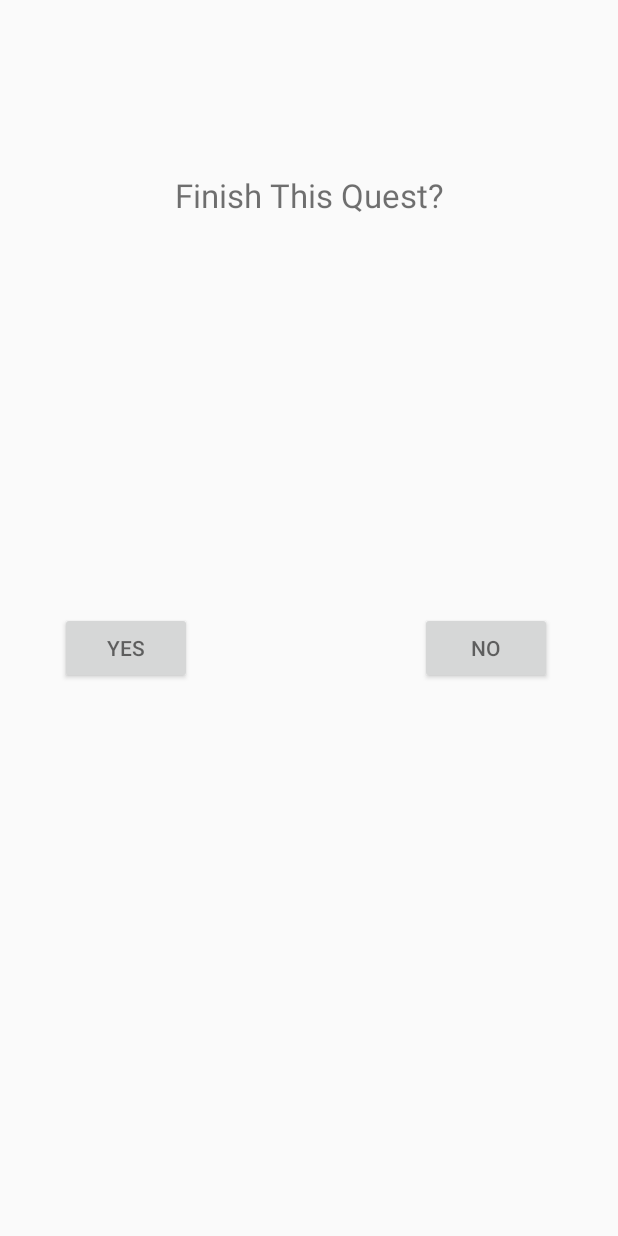
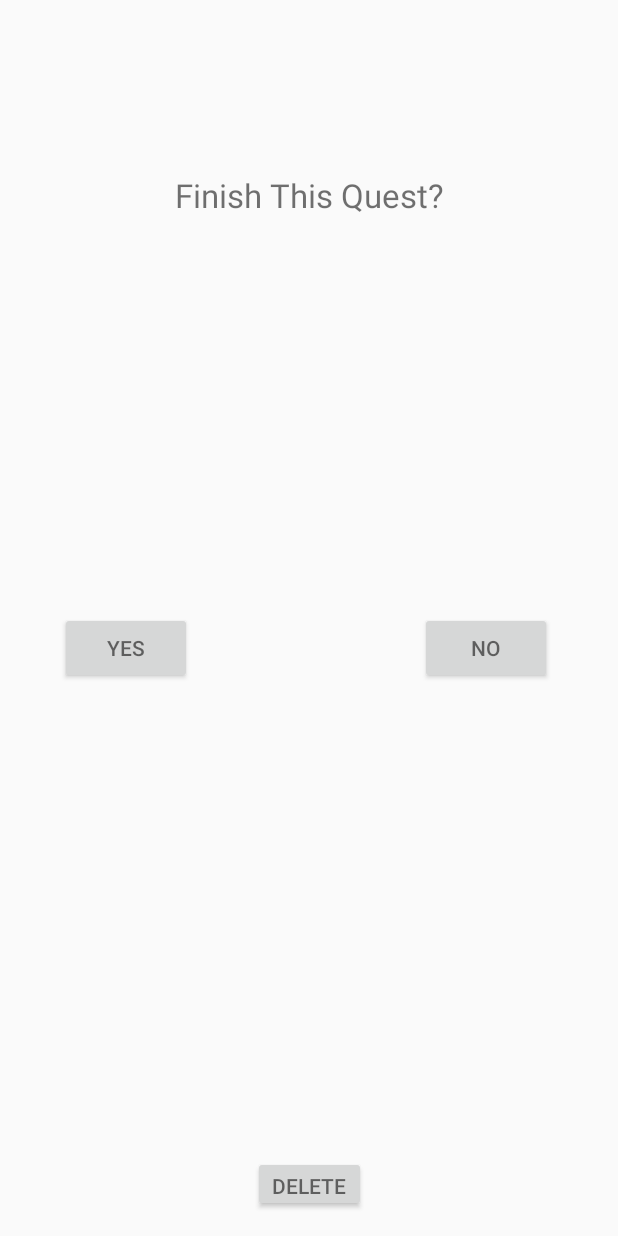
Before and after one commit to mbond99/dailyQuest, an Android app: the QuestActivity screen opened directly, with no data from a screen before it, on a phone screen of 412 x 824 dp. Run offline under Robolectric (Android 15) with nearby library versions, the phone set to English and light mode, and no system bars; libraries missing offline, so code that uses them is left out: com.alamkanak.weekview; 1 statement that could not run was skipped.

Commit message:
Updated Quest class and added functionality to QuestActivity

```diff
--- a/app/src/main/java/com/example/dailyquest/BaseActivity.java
+++ b/app/src/main/java/com/example/dailyquest/BaseActivity.java
@@ -18,6 +18,7 @@ import com.alamkanak.weekview.DateTimeInterpreter;
 import com.alamkanak.weekview.MonthLoader;
 import com.alamkanak.weekview.WeekView;
 import com.alamkanak.weekview.WeekViewEvent;
+import com.alamkanak.weekview.WeekViewLoader;
 
 import java.text.SimpleDateFormat;
 import java.util.ArrayList;
@@ -30,7 +31,7 @@ import java.util.Locale;
  * Based on the work of Raquib-ul-Alam Kanak on 1/3/2014.
  * Website: http://alamkanak.github.io
  */
-public abstract class BaseActivity extends AppCompatActivity implements WeekView.EventClickListener, MonthLoader.MonthChangeListener, WeekView.EventLongPressListener, WeekView.EmptyViewLongPressListener {
+public abstract class BaseActivity extends AppCompatActivity implements WeekView.EventClickListener, MonthLoader.MonthChangeListener, WeekView.EventLongPressListener, WeekView.EmptyViewLongPressListener{
     private static final int TYPE_DAY_VIEW = 1;
     private static final int TYPE_THREE_DAY_VIEW = 2;
     private static final int TYPE_WEEK_VIEW = 3;
--- a/app/src/main/res/layout/activity_quest.xml
+++ b/app/src/main/res/layout/activity_quest.xml
@@ -41,6 +41,7 @@
         android:layout_marginStart="40dp"
         android:layout_marginTop="152dp"
         android:layout_marginEnd="152dp"
+        android:onClick="yesButton"
         android:text="Yes"
         app:layout_constraintEnd_toStartOf="@+id/noButton"
         app:layout_constraintStart_toStartOf="parent"
@@ -56,4 +57,17 @@
         android:text="No"
         app:layout_constraintStart_toEndOf="@+id/yesButton"
         app:layout_constraintTop_toBottomOf="@+id/questText" />
+
+    <Button
+        android:id="@+id/deleteButton"
+        android:layout_width="75dp"
+        android:layout_height="37dp"
+        android:layout_marginStart="168dp"
+        android:layout_marginEnd="168dp"
+        android:layout_marginBottom="16dp"
+        android:onClick="deleteButton"
+        android:text="Delete"
+        app:layout_constraintBottom_toBottomOf="parent"
+        app:layout_constraintEnd_toEndOf="parent"
+        app:layout_constraintStart_toStartOf="parent" />
 </androidx.constraintlayout.widget.ConstraintLayout>
```
Also changed, not shown: app/src/main/java/com/example/dailyquest/BasicActivity.java (+9 -15 lines), app/src/main/java/com/example/dailyquest/Quest.java (+12 -1 lines), app/src/main/java/com/example/dailyquest/QuestActivity.java (+58 -6 lines).
